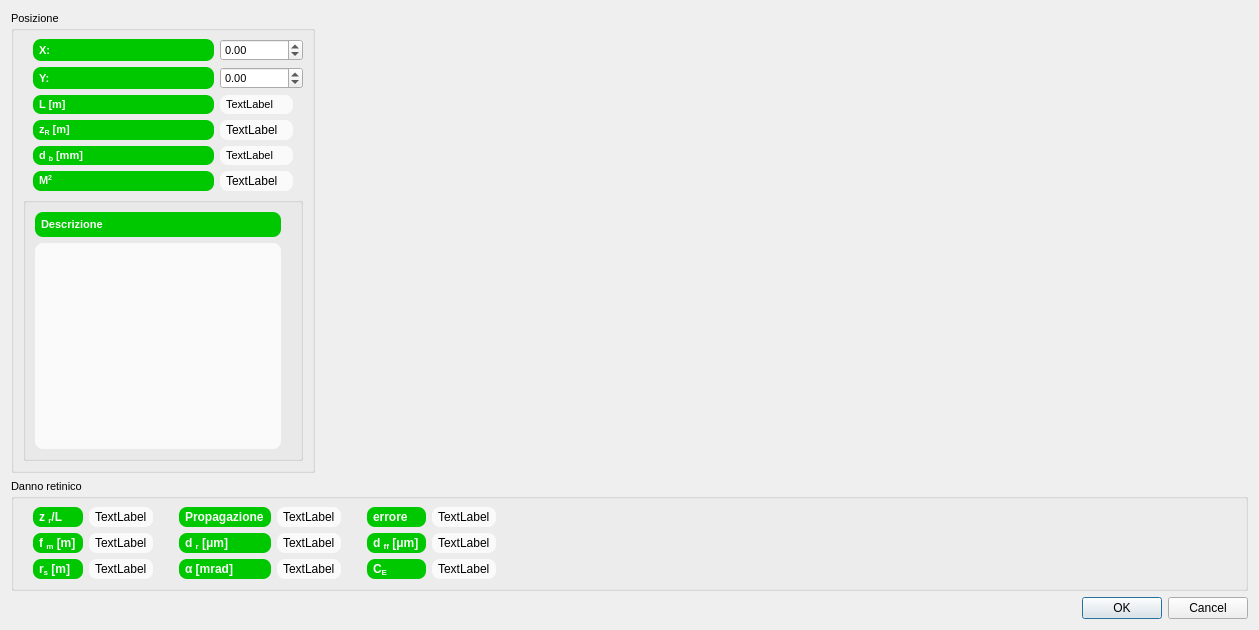
Above: beaminspectordialog.ui from crocodile119/Laser-Studio before the change. Below: the same form after it.
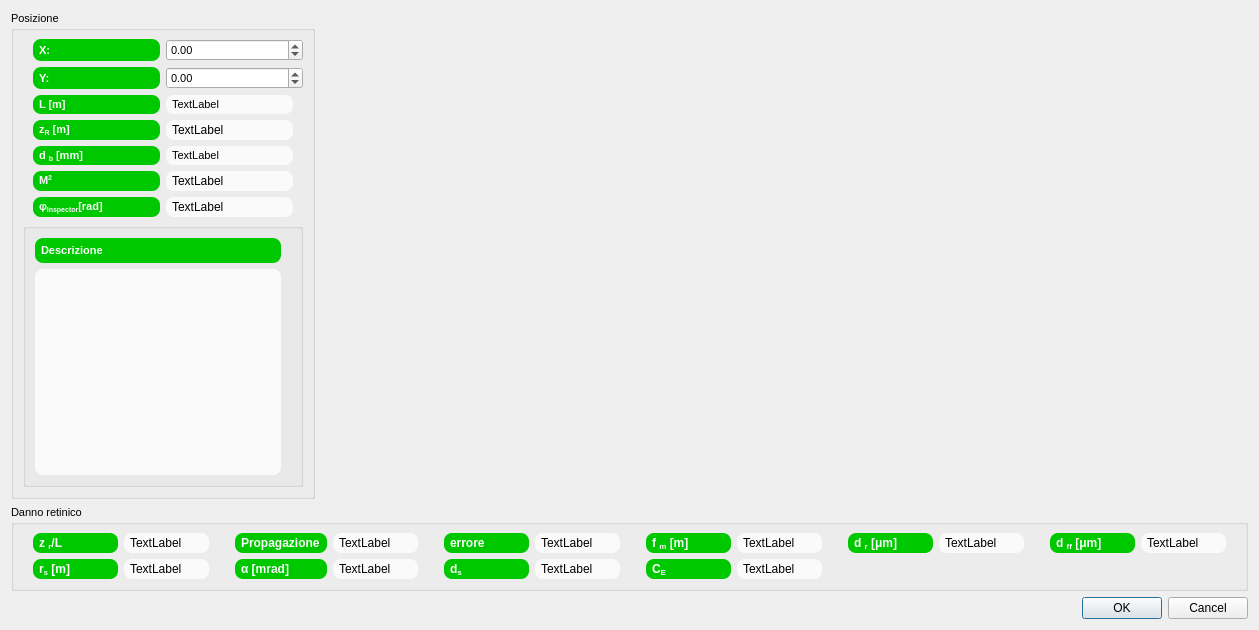
That is the form after the change.

Diff of the .ui file:
```diff
--- a/beaminspectordialog.ui
+++ b/beaminspectordialog.ui
@@ -41,41 +41,8 @@
       <string>Posizione</string>
      </property>
      <layout class="QGridLayout" name="gridLayout_2">
-      <item row="5" column="3">
-       <widget class="QLabel" name="qualityFactorLabel">
-        <property name="styleSheet">
-         <string notr="true">QLabel {background-color: #fafafa}
-QLabel {color: #000000}
-QLabel {border: 0px solid grey}
-QLabel {border-radius: 8px}
-QLabel {padding: 3px}
-QLabel {margin-right: 10px}</string>
-        </property>
-        <property name="text">
-         <string>TextLabel</string>
-        </property>
-       </widget>
-      </item>
-      <item row="1" column="3">
-       <widget class="QDoubleSpinBox" name="ySpinBox">
-        <property name="font">
-         <font>
-          <pointsize>8</pointsize>
-         </font>
-        </property>
-        <property name="styleSheet">
-         <string notr="true">QDoubleSpinBox{color: #000000}</string>
-        </property>
-        <property name="minimum">
-         <double>-1000000.000000000000000</double>
-        </property>
-        <property name="maximum">
-         <double>1000000.000000000000000</double>
-        </property>
-       </widget>
-      </item>
-      <item row="5" column="0" colspan="3">
-       <widget class="QLabel" name="tQualityFactorLabel">
+      <item row="0" column="0">
+       <widget class="QLabel" name="tXLabel">
         <property name="font">
          <font>
           <pointsize>8</pointsize>
@@ -92,11 +59,11 @@
 QLabel {margin-left: 10px}</string>
         </property>
         <property name="text">
-         <string>&lt;p&gt;M&lt;sup&gt;2&lt;/sup&gt;&lt;/p&gt;</string>
+         <string>X:</string>
         </property>
        </widget>
       </item>
-      <item row="0" column="3">
+      <item row="0" column="1">
        <widget class="QDoubleSpinBox" name="xSpinBox">
         <property name="font">
          <font>
@@ -114,29 +81,7 @@
         </property>
        </widget>
       </item>
-      <item row="4" column="0" colspan="3">
-       <widget class="QLabel" name="tSpotDiameterLabel">
-        <property name="font">
-         <font>
-          <pointsize>8</pointsize>
-          <weight>75</weight>
-          <bold>true</bold>
-         </font>
-        </property>
-        <property name="styleSheet">
-         <string notr="true">QLabel {background-color: #00c800}
-QLabel {color: #fafafa}
-QLabel {border: 0px solid grey}
-QLabel {border-radius: 8px}
-QLabel {padding: 3px}
-QLabel {margin-left: 10px}</string>
-        </property>
-        <property name="text">
-         <string>d &lt;sub&gt;b&lt;/sub&gt; [mm]</string>
-        </property>
-       </widget>
-      </item>
-      <item row="1" column="0" colspan="3">
+      <item row="1" column="0">
        <widget class="QLabel" name="tYLabel">
         <property name="font">
          <font>
@@ -158,7 +103,67 @@
         </property>
        </widget>
       </item>
-      <item row="3" column="0" colspan="3">
+      <item row="1" column="1">
+       <widget class="QDoubleSpinBox" name="ySpinBox">
+        <property name="font">
+         <font>
+          <pointsize>8</pointsize>
+         </font>
+        </property>
+        <property name="styleSheet">
+         <string notr="true">QDoubleSpinBox{color: #000000}</string>
+        </property>
+        <property name="minimum">
+         <double>-1000000.000000000000000</double>
+        </property>
+        <property name="maximum">
+         <double>1000000.000000000000000</double>
+        </property>
+       </widget>
+      </item>
+      <item row="2" column="0">
+       <widget class="QLabel" name="tApertureDistanceLabel">
+        <property name="font">
+         <font>
+          <pointsize>8</pointsize>
+          <weight>75</weight>
+          <bold>true</bold>
+         </font>
+        </property>
+        <property name="styleSheet">
+         <string notr="true">QLabel {background-color: #00c800}
+QLabel {color: #fafafa}
+QLabel {border: 0px solid grey}
+QLabel {border-radius: 8px}
+QLabel {padding: 3px}
+QLabel {margin-left: 10px}</string>
+        </property>
+        <property name="text">
+         <string>L [m]</string>
+        </property>
+       </widget>
+      </item>
+      <item row="2" column="1">
+       <widget class="QLabel" name="apertureDistanceLabel">
+        <property name="font">
+         <font>
+          <pointsize>8</pointsize>
+         </font>
+        </property>
+        <property name="styleSheet">
+         <string notr="true">QLabel {background-color: #fafafa}
+QLabel {color: #000000}
+QLabel {border: 0px solid grey}
+QLabel {border-radius: 8px}
+QLabel {padding: 3px}
+QLabel {margin-right: 10px}</string>
+        </property>
+        <property name="text">
+         <string>TextLabel</string>
+        </property>
+       </widget>
+      </item>
+      <item row="3" column="0">
        <widget class="QLabel" name="tRayleighDistanceLabel">
         <property name="font">
          <font>
@@ -180,49 +185,7 @@
         </property>
        </widget>
       </item>
-      <item row="0" column="0" colspan="3">
-       <widget class="QLabel" name="tXLabel">
-        <property name="font">
-         <font>
-          <pointsize>8</pointsize>
-          <weight>75</weight>
-          <bold>true</bold>
-         </font>
-        </property>
-        <property name="styleSheet">
-         <string notr="true">QLabel {background-color: #00c800}
-QLabel {color: #fafafa}
-QLabel {border: 0px solid grey}
-QLabel {border-radius: 8px}
-QLabel {padding: 3px}
-QLabel {margin-left: 10px}</string>
-        </property>
-        <property name="text">
-         <string>X:</string>
-        </property>
-       </widget>
-      </item>
-      <item row="2" column="3">
-       <widget class="QLabel" name="apertureDistanceLabel">
-        <property name="font">
-         <font>
-          <pointsize>8</pointsize>
-         </font>
-        </property>
-        <property name="styleSheet">
-         <string notr="true">QLabel {background-color: #fafafa}
-QLabel {color: #000000}
-QLabel {border: 0px solid grey}
-QLabel {border-radius: 8px}
-QLabel {padding: 3px}
-QLabel {margin-right: 10px}</string>
-        </property>
-        <property name="text">
-         <string>TextLabel</string>
-        </property>
-       </widget>
-      </item>
-      <item row="3" column="3">
+      <item row="3" column="1">
        <widget class="QLabel" name="rayleighDistanceLabel">
         <property name="styleSheet">
          <string notr="true">QLabel {background-color: #fafafa}
@@ -237,7 +200,29 @@
         </property>
        </widget>
       </item>
-      <item row="4" column="3">
+      <item row="4" column="0">
+       <widget class="QLabel" name="tSpotDiameterLabel">
+        <property name="font">
+         <font>
+          <pointsize>8</pointsize>
+          <weight>75</weight>
+          <bold>true</bold>
+         </font>
+        </property>
+        <property name="styleSheet">
+         <string notr="true">QLabel {background-color: #00c800}
+QLabel {color: #fafafa}
+QLabel {border: 0px solid grey}
+QLabel {border-radius: 8px}
+QLabel {padding: 3px}
+QLabel {margin-left: 10px}</string>
+        </property>
+        <property name="text">
+         <string>d &lt;sub&gt;b&lt;/sub&gt; [mm]</string>
+        </property>
+       </widget>
+      </item>
+      <item row="4" column="1">
        <widget class="QLabel" name="spotDiameterLabel">
         <property name="font">
          <font>
@@ -257,8 +242,8 @@
         </property>
        </widget>
       </item>
-      <item row="2" column="0" colspan="3">
-       <widget class="QLabel" name="tApertureDistanceLabel">
+      <item row="5" column="0">
+       <widget class="QLabel" name="tQualityFactorLabel">
         <property name="font">
          <font>
           <pointsize>8</pointsize>
@@ -275,11 +260,63 @@
 QLabel {margin-left: 10px}</string>
         </property>
         <property name="text">
-         <string>L [m]</string>
+         <string>&lt;p&gt;M&lt;sup&gt;2&lt;/sup&gt;&lt;/p&gt;</string>
         </property>
        </widget>
       </item>
-      <item row="6" column="0" colspan="4">
+      <item row="5" column="1">
+       <widget class="QLabel" name="qualityFactorLabel">
+        <property name="styleSheet">
+         <string notr="true">QLabel {background-color: #fafafa}
+QLabel {color: #000000}
+QLabel {border: 0px solid grey}
+QLabel {border-radius: 8px}
+QLabel {padding: 3px}
+QLabel {margin-right: 10px}</string>
+        </property>
+        <property name="text">
+         <string>TextLabel</string>
+        </property>
+       </widget>
+      </item>
+      <item row="6" column="0">
+       <widget class="QLabel" name="tInspectorPhaseLabel">
+        <property name="font">
+         <font>
+          <pointsize>8</pointsize>
+          <weight>75</weight>
+          <bold>true</bold>
+         </font>
+        </property>
+        <property name="styleSheet">
+         <string notr="true">QLabel {background-color: #00c800}
+QLabel {color: #fafafa}
+QLabel {border: 0px solid grey}
+QLabel {border-radius: 8px}
+QLabel {padding: 3px}
+QLabel {margin-left: 10px}</string>
+        </property>
+        <property name="text">
+         <string>&amp;phi;&lt;sub&gt;Inspector&lt;/sub&gt;[rad]</string>
+        </property>
+       </widget>
+      </item>
+      <item row="6" column="1">
+       <widget class="QLabel" name="inspectorPhaseLabel">
+        <property name="styleSheet">
+         <string notr="true">QLabel {background-color: #fafafa}
+QLabel {color: #000000}
+QLabel {border: 0px solid grey}
+QLabel {border-radius: 8px}
+QLabel {padding: 3px}
+QLabel {margin-right: 10px}</string>
+        </property>
+        <property name="text">
+         <string>TextLabel</string>
+        </property>
+       </widget>
+      </item>
+      <item row="7" column="0" colspan="2">
        <widget class="QGroupBox" name="groupBox_3">
         <property name="title">
          <string/>
@@ -360,6 +397,93 @@
       <string>Danno retinico</string>
      </property>
      <layout class="QGridLayout" name="gridLayout">
+      <item row="0" column="1">
+       <widget class="QLabel" name="farFieldRatioLabel">
+        <property name="styleSheet">
+         <string notr="true">QLabel {background-color: #fafafa}
+QLabel {color: #000000}
+QLabel {border: 0px solid grey}
+QLabel {border-radius: 8px}
+QLabel {padding: 3px}
+QLabel {margin-right: 10px}</string>
+        </property>
+        <property name="text">
+         <string>TextLabel</string>
+        </property>
+       </widget>
+      </item>
+      <item row="1" column="1">
+       <widget class="QLabel" name="curvatureRadiusLabel">
+        <property name="styleSheet">
+         <string notr="true">QLabel {background-color: #fafafa}
+QLabel {color: #000000}
+QLabel {border: 0px solid grey}
+QLabel {border-radius: 8px}
+QLabel {padding: 3px}
+QLabel {margin-right: 10px}</string>
+        </property>
+        <property name="text">
+         <string>TextLabel</string>
+        </property>
+       </widget>
+      </item>
+      <item row="1" column="3">
+       <widget class="QLabel" name="alphaLabel">
+        <property name="styleSheet">
+         <string notr="true">QLabel {background-color: #fafafa}
+QLabel {color: #000000}
+QLabel {border: 0px solid grey}
+QLabel {border-radius: 8px}
+QLabel {padding: 3px}
+QLabel {margin-right: 10px}</string>
+        </property>
+        <property name="text">
+         <string>TextLabel</string>
+        </property>
+       </widget>
+      </item>
+      <item row="0" column="11">
+       <widget class="QLabel" name="tRetinalDiameterLabel_2">
+        <property name="font">
+         <font>
+          <weight>75</weight>
+          <bold>true</bold>
+         </font>
+        </property>
+        <property name="styleSheet">
+         <string notr="true">QLabel {background-color: #00c800}
+QLabel {color: #fafafa}
+QLabel {border: 0px solid grey}
+QLabel {border-radius: 8px}
+QLabel {padding: 3px}
+QLabel {margin-left: 10px}</string>
+        </property>
+        <property name="text">
+         <string>d &lt;sub&gt;ff&lt;/sub&gt; [&amp;mu;m]</string>
+        </property>
+       </widget>
+      </item>
+      <item row="1" column="0">
+       <widget class="QLabel" name="tCurvatureRadiusLabel">
+        <property name="font">
+         <font>
+          <weight>75</weight>
+          <bold>true</bold>
+         </font>
+        </property>
+        <property name="styleSheet">
+         <string notr="true">QLabel {background-color: #00c800}
+QLabel {color: #fafafa}
+QLabel {border: 0px solid grey}
+QLabel {border-radius: 8px}
+QLabel {padding: 3px}
+QLabel {margin-left: 10px}</string>
+        </property>
+        <property name="text">
+         <string>r&lt;sub&gt;s&lt;/sub&gt; [m]</string>
+        </property>
+       </widget>
+      </item>
       <item row="0" column="2">
        <widget class="QLabel" name="tFarFieldLabel">
         <property name="font">
@@ -381,8 +505,8 @@
         </property>
        </widget>
       </item>
-      <item row="0" column="4" colspan="2">
-       <widget class="QLabel" name="tErrorLabel">
+      <item row="0" column="0">
+       <widget class="QLabel" name="tFarFieldRatioLabel">
         <property name="font">
          <font>
           <weight>75</weight>
@@ -398,12 +522,12 @@
 QLabel {margin-left: 10px}</string>
         </property>
         <property name="text">
-         <string>errore</string>
+         <string>&lt;p&gt;z &lt;sub&gt;r&lt;/sub&gt;/L &lt;/p&gt;</string>
         </property>
        </widget>
       </item>
-      <item row="0" column="3">
-       <widget class="QLabel" name="farFieldLabel">
+      <item row="0" column="10">
+       <widget class="QLabel" name="retinalDiameterLabel">
         <property name="styleSheet">
          <string notr="true">QLabel {background-color: #fafafa}
 QLabel {color: #000000}
@@ -417,28 +541,22 @@
         </property>
        </widget>
       </item>
-      <item row="2" column="0">
-       <widget class="QLabel" name="tCurvatureRadiusLabel">
-        <property name="font">
-         <font>
-          <weight>75</weight>
-          <bold>true</bold>
-         </font>
-        </property>
+      <item row="0" column="12">
+       <widget class="QLabel" name="ffRetinalDiameterLabel">
         <property name="styleSheet">
-         <string notr="true">QLabel {background-color: #00c800}
-QLabel {color: #fafafa}
+         <string notr="true">QLabel {background-color: #fafafa}
+QLabel {color: #000000}
 QLabel {border: 0px solid grey}
 QLabel {border-radius: 8px}
 QLabel {padding: 3px}
-QLabel {margin-left: 10px}</string>
+QLabel {margin-right: 10px}</string>
         </property>
         <property name="text">
-         <string>r&lt;sub&gt;s&lt;/sub&gt; [m]</string>
+         <string>TextLabel</string>
         </property>
        </widget>
       </item>
-      <item row="1" column="2">
+      <item row="0" column="9">
        <widget class="QLabel" name="tRetinalDiameterLabel">
         <property name="font">
          <font>
@@ -459,8 +577,29 @@
         </property>
        </widget>
       </item>
-      <item row="0" column="6">
-       <widget class="QLabel" name="errorLabel">
+      <item row="1" column="2">
+       <widget class="QLabel" name="tAlphaLabel">
+        <property name="font">
+         <font>
+          <weight>75</weight>
+          <bold>true</bold>
+         </font>
+        </property>
+        <property name="styleSheet">
+         <string notr="true">QLabel {background-color: #00c800}
+QLabel {color: #fafafa}
+QLabel {border: 0px solid grey}
+QLabel {border-radius: 8px}
+QLabel {padding: 3px}
+QLabel {margin-left: 10px}</string>
+        </property>
+        <property name="text">
+         <string>&lt;p&gt;&amp;alpha; [mrad]&lt;/p&gt;</string>
+        </property>
+       </widget>
+      </item>
+      <item row="0" column="3">
+       <widget class="QLabel" name="farFieldLabel">
         <property name="styleSheet">
          <string notr="true">QLabel {background-color: #fafafa}
 QLabel {color: #000000}
@@ -474,8 +613,29 @@
         </property>
        </widget>
       </item>
-      <item row="2" column="1">
-       <widget class="QLabel" name="curvatureRadiusLabel">
+      <item row="1" column="4">
+       <widget class="QLabel" name="tApparentSourceLabel">
+        <property name="font">
+         <font>
+          <weight>75</weight>
+          <bold>true</bold>
+         </font>
+        </property>
+        <property name="styleSheet">
+         <string notr="true">QLabel {background-color: #00c800}
+QLabel {color: #fafafa}
+QLabel {border: 0px solid grey}
+QLabel {border-radius: 8px}
+QLabel {padding: 3px}
+QLabel {margin-left: 10px}</string>
+        </property>
+        <property name="text">
+         <string>&lt;p&gt;d&lt;sub&gt;s&lt;/sub&gt;&lt;/p&gt;</string>
+        </property>
+       </widget>
+      </item>
+      <item row="1" column="7">
+       <widget class="QLabel" name="CE_Label">
         <property name="styleSheet">
          <string notr="true">QLabel {background-color: #fafafa}
 QLabel {color: #000000}
@@ -490,72 +650,6 @@
        </widget>
       </item>
       <item row="1" column="6">
-       <widget class="QLabel" name="ffRetinalDiameterLabel">
-        <property name="styleSheet">
-         <string notr="true">QLabel {background-color: #fafafa}
-QLabel {color: #000000}
-QLabel {border: 0px solid grey}
-QLabel {border-radius: 8px}
-QLabel {padding: 3px}
-QLabel {margin-right: 10px}</string>
-        </property>
-        <property name="text">
-         <string>TextLabel</string>
-        </property>
-       </widget>
-      </item>
-      <item row="0" column="0">
-       <widget class="QLabel" name="tFarFieldRatioLabel">
-        <property name="font">
-         <font>
-          <weight>75</weight>
-          <bold>true</bold>
-         </font>
-        </property>
-        <property name="styleSheet">
-         <string notr="true">QLabel {background-color: #00c800}
-QLabel {color: #fafafa}
-QLabel {border: 0px solid grey}
-QLabel {border-radius: 8px}
-QLabel {padding: 3px}
-QLabel {margin-left: 10px}</string>
-        </property>
-        <property name="text">
-         <string>&lt;p&gt;z &lt;sub&gt;r&lt;/sub&gt;/L &lt;/p&gt;</string>
-        </property>
-       </widget>
-      </item>
-      <item row="1" column="1">
-       <widget class="QLabel" name="eyeFocusLengthLabel">
-        <property name="styleSheet">
-         <string notr="true">QLabel {background-color: #fafafa}
-QLabel {color: #000000}
-QLabel {border: 0px solid grey}
-QLabel {border-radius: 8px}
-QLabel {padding: 3px}
-QLabel {margin-right: 10px}</string>
-        </property>
-        <property name="text">
-         <string>TextLabel</string>
-        </property>
-       </widget>
-      </item>
-      <item row="2" column="3">
-       <widget class="QLabel" name="alphaLabel">
-        <property name="styleSheet">
-         <string notr="true">QLabel {background-color: #fafafa}
-QLabel {color: #000000}
-QLabel {border: 0px solid grey}
-QLabel {border-radius: 8px}
-QLabel {padding: 3px}
-QLabel {margin-right: 10px}</string>
-        </property>
-        <property name="text">
-         <string>TextLabel</string>
-        </property>
-       </widget>
-      </item>
-      <item row="2" column="4" colspan="2">
        <widget class="QLabel" name="tCE_Label">
         <property name="font">
          <font>
@@ -576,8 +670,8 @@
         </property>
        </widget>
       </item>
-      <item row="0" column="1">
-       <widget class="QLabel" name="farFieldRatioLabel">
+      <item row="1" column="5">
+       <widget class="QLabel" name="apparentSourceLabel">
         <property name="styleSheet">
          <string notr="true">QLabel {background-color: #fafafa}
 QLabel {color: #000000}
@@ -591,7 +685,43 @@
         </property>
        </widget>
       </item>
-      <item row="1" column="0">
+      <item row="0" column="4">
+       <widget class="QLabel" name="tErrorLabel">
+        <property name="font">
+         <font>
+          <weight>75</weight>
+          <bold>true</bold>
+         </font>
+        </property>
+        <property name="styleSheet">
+         <string notr="true">QLabel {background-color: #00c800}
+QLabel {color: #fafafa}
+QLabel {border: 0px solid grey}
+QLabel {border-radius: 8px}
+QLabel {padding: 3px}
+QLabel {margin-left: 10px}</string>
+        </property>
+        <property name="text">
+         <string>errore</string>
+        </property>
+       </widget>
+      </item>
+      <item row="0" column="5">
+       <widget class="QLabel" name="errorLabel">
+        <property name="styleSheet">
+         <string notr="true">QLabel {background-color: #fafafa}
+QLabel {color: #000000}
+QLabel {border: 0px solid grey}
+QLabel {border-radius: 8px}
+QLabel {padding: 3px}
+QLabel {margin-right: 10px}</string>
+        </property>
+        <property name="text">
+         <string>TextLabel</string>
+        </property>
+       </widget>
+      </item>
+      <item row="0" column="6">
        <widget class="QLabel" name="tEyeFocusLengthLabel">
         <property name="font">
          <font>
@@ -612,90 +742,20 @@
         </property>
        </widget>
       </item>
-      <item row="2" column="6">
-       <widget class="QLabel" name="CE_Label">
-        <property name="styleSheet">
-         <string notr="true">QLabel {background-color: #fafafa}
-QLabel {color: #000000}
-QLabel {border: 0px solid grey}
-QLabel {border-radius: 8px}
-QLabel {padding: 3px}
-QLabel {margin-right: 10px}</string>
-        </property>
-        <property name="text">
-         <string>TextLabel</string>
-        </property>
-       </widget>
-      </item>
-      <item row="1" column="3">
-       <widget class="QLabel" name="retinalDiameterLabel">
-        <property name="styleSheet">
-         <string notr="true">QLabel {background-color: #fafafa}
-QLabel {color: #000000}
-QLabel {border: 0px solid grey}
-QLabel {border-radius: 8px}
-QLabel {padding: 3px}
-QLabel {margin-right: 10px}</string>
-        </property>
-        <property name="text">
-         <string>TextLabel</string>
-        </property>
-       </widget>
-      </item>
-      <item row="1" column="4" colspan="2">
-       <widget class="QLabel" name="tRetinalDiameterLabel_2">
-        <property name="font">
-         <font>
-          <weight>75</weight>
-          <bold>true</bold>
-         </font>
-        </property>
-        <property name="styleSheet">
-         <string notr="true">QLabel {background-color: #00c800}
-QLabel {color: #fafafa}
-QLabel {border: 0px solid grey}
-QLabel {border-radius: 8px}
-QLabel {padding: 3px}
-QLabel {margin-left: 10px}</string>
-        </property>
-        <property name="text">
-         <string>d &lt;sub&gt;ff&lt;/sub&gt; [&amp;mu;m]</string>
-        </property>
-       </widget>
-      </item>
-      <item row="2" column="2">
-       <widget class="QLabel" name="tAlphaLabel">
-        <property name="font">
-         <font>
-          <weight>75</weight>
-          <bold>true</bold>
-         </font>
-        </property>
-        <property name="styleSheet">
-         <string notr="true">QLabel {background-color: #00c800}
-QLabel {color: #fafafa}
-QLabel {border: 0px solid grey}
-QLabel {border-radius: 8px}
-QLabel {padding: 3px}
-QLabel {margin-left: 10px}</string>
-        </property>
-        <property name="text">
-         <string>&lt;p&gt;&amp;alpha; [mrad]&lt;/p&gt;</string>
-        </property>
-       </widget>
-      </item>
       <item row="0" column="7">
-       <spacer name="horizontalSpacer">
-        <property name="orientation">
-         <enum>Qt::Horizontal</enum>
+       <widget class="QLabel" name="eyeFocusLengthLabel">
+        <property name="styleSheet">
+         <string notr="true">QLabel {background-color: #fafafa}
+QLabel {color: #000000}
+QLabel {border: 0px solid grey}
+QLabel {border-radius: 8px}
+QLabel {padding: 3px}
+QLabel {margin-right: 10px}</string>
         </property>
-        <property name="sizeHint" stdset="0">
-         <size>
-          <width>40</width>
-          <height>20</height>
-         </size>
+        <property name="text">
+         <string>TextLabel</string>
         </property>
-       </spacer>
+       </widget>
       </item>
      </layout>
     </widget>
```
Left out of the diff: 2 changed lines with no effect on the pictures.
